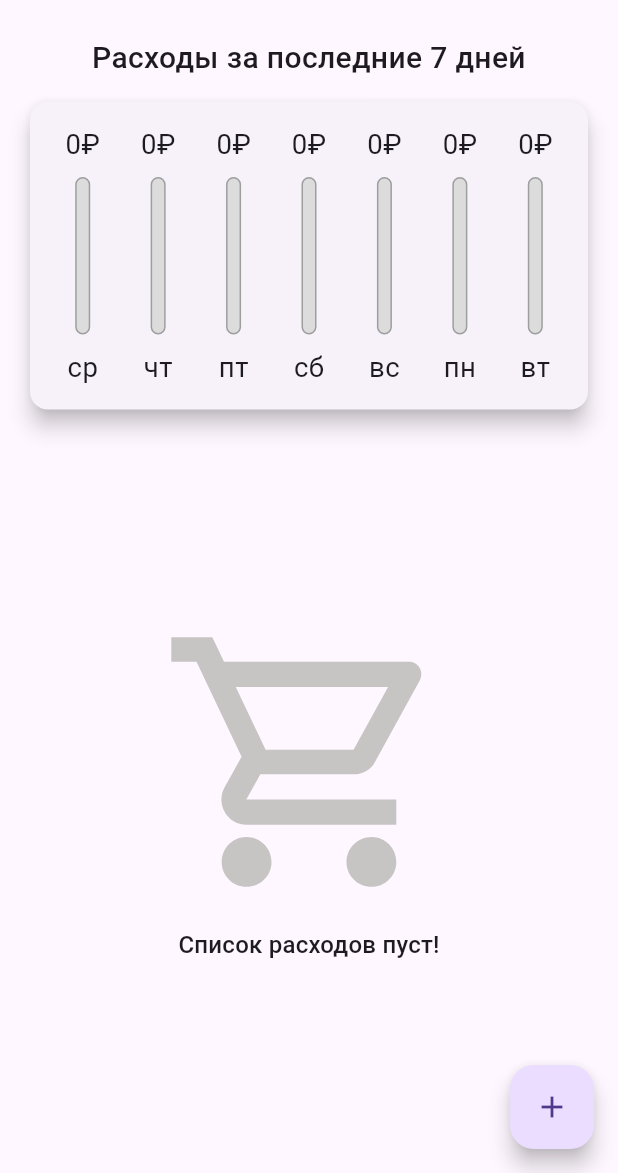
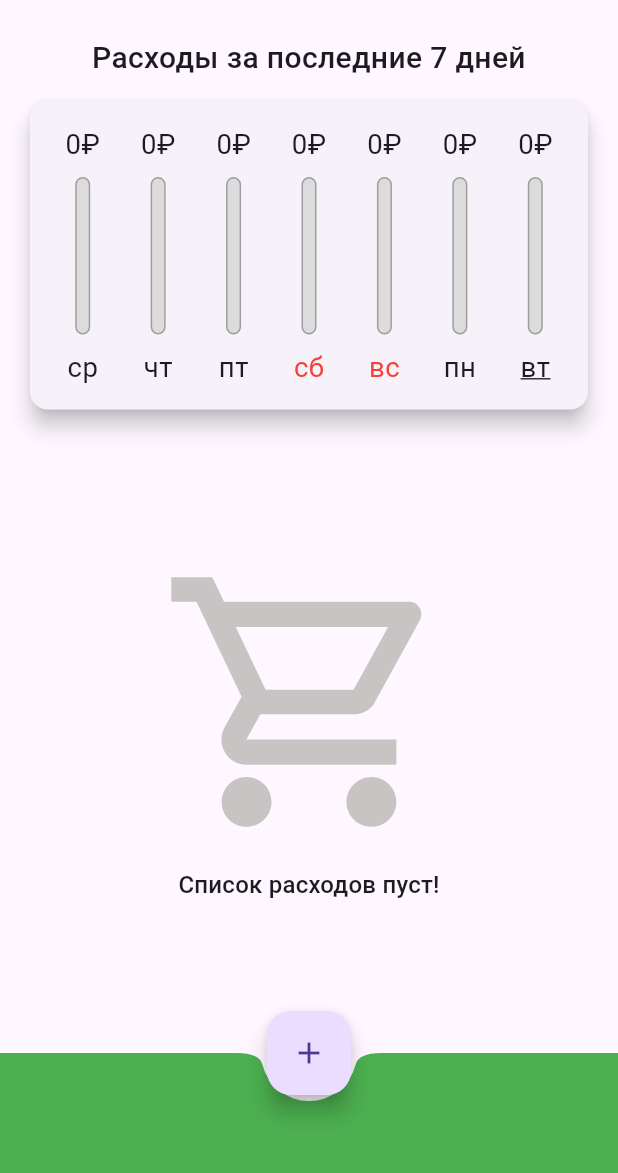
Before and after one commit to VKCreator/Personal_expenses_app, a Flutter app: the screen it shows after launch, on a phone screen of 412 x 824 dp, the part 63-1236 px from its top. Run offline on Flutter 3.47's test engine with Material 3 defaults, Android fonts, the phone set to English and light mode, and no system bars; our stand-ins replace flutter_native_splash, flutter_spinbox, sqflite; missing offline and left inert: dart:ffi, time_picker_widget; accounts and stored records are empty.

```diff
--- a/lib/chart.dart
+++ b/lib/chart.dart
@@ -1,13 +1,49 @@
+import 'dart:ffi';
+
 import 'package:flutter/material.dart';
 import 'package:intl/intl.dart';
 
 import './chart_bar.dart';
 import './transaction.dart';
 
+enum StateSum {
+  allSum,
+  sevenDaysSum,
+}
+
 class Chart extends StatelessWidget {
   final List<UserTransaction> recentTransactions;
+  StateSum st = StateSum.sevenDaysSum;
 
-  const Chart(this.recentTransactions, {super.key});
+  Chart(this.recentTransactions, this.st, {super.key});
+
+  List<Map<String, Object>> get allTransactionsValues {
+    Map<String, double> weekDaysSum = {
+      "пн": 0.0,
+      "вт": 0.0,
+      "ср": 0.0,
+      "чт": 0.0,
+      "пт": 0.0,
+      "сб": 0.0,
+      "вс": 0.0,
+    };
+
+    for (var i = 0; i < recentTransactions.length; ++i) {
+      String nameDay =
+          DateFormat.E('ru').format(recentTransactions[i].date).substring(0, 2);
+      weekDaysSum[nameDay] =
+          recentTransactions[i].amount + weekDaysSum[nameDay]!;
+    }
+
+    List<Map<String, Object>> listWeekDaysSum = [];
+    for (final key in weekDaysSum.keys) {
+      Map<String, Object> tmp = {'day': key, 'amount': weekDaysSum[key]!};
+
+      listWeekDaysSum.add(tmp);
+    }
+
+    return listWeekDaysSum;
+  }
 
   List<Map<String, Object>> get groupedTransactionsValues {
     return List.generate(7, (index) {
@@ -33,13 +69,20 @@ class Chart extends StatelessWidget {
   }
 
   double get totalSpending {
-    return groupedTransactionsValues.fold(0.0, (sum, item) {
+    List<Map<String, Object>> tmpLst = (st == StateSum.allSum)
+        ? allTransactionsValues
+        : groupedTransactionsValues;
+
+    return tmpLst.fold(0.0, (sum, item) {
       return sum + (item['amount'] as double);
     });
   }
 
   @override
   Widget build(BuildContext context) {
+    List<Map<String, Object>> tmpLst = (st == StateSum.allSum)
+        ? allTransactionsValues
+        : groupedTransactionsValues;
     return Card(
         elevation: 6,
         margin: const EdgeInsets.symmetric(vertical: 5, horizontal: 20),
@@ -47,7 +90,7 @@ class Chart extends StatelessWidget {
           padding: const EdgeInsets.all(10),
           child: Row(
             mainAxisAlignment: MainAxisAlignment.spaceAround,
-            children: groupedTransactionsValues.map((data) {
+            children: tmpLst.map((data) {
               return Flexible(
                   fit: FlexFit.tight,
                   child: Padding(
--- a/lib/chart_bar.dart
+++ b/lib/chart_bar.dart
@@ -1,4 +1,5 @@
 import 'package:flutter/material.dart';
+import 'package:intl/intl.dart';
 
 class ChartBar extends StatelessWidget {
   final String label;
@@ -7,6 +8,24 @@ class ChartBar extends StatelessWidget {
 
   const ChartBar(this.label, this.spendingAmount, this.spendingPctOfTotal,
       {super.key});
+
+  TextStyle _getHighlightLabel() {
+    TextStyle weekDayStyle = const TextStyle();
+    var isCurrentWeekDay =
+        DateFormat('EE', 'ru').format(DateTime.now()) == label;
+
+    if (label == "вс" || label == "сб") {
+      if (isCurrentWeekDay) {
+        weekDayStyle = const TextStyle(
+            color: Colors.red, decoration: TextDecoration.underline);
+      } else {
+        weekDayStyle = const TextStyle(color: Colors.red);
+      }
+    } else if (isCurrentWeekDay) {
+      weekDayStyle = const TextStyle(decoration: TextDecoration.underline);
+    }
+    return weekDayStyle;
+  }
 
   @override
   Widget build(BuildContext context) {
@@ -53,7 +72,7 @@ class ChartBar extends StatelessWidget {
             ),
             SizedBox(
               height: constraints.maxHeight * 0.15,
-              child: FittedBox(child: Text(label)),
+              child: FittedBox(child: Text(label, style: _getHighlightLabel())),
             ),
           ],
         );
--- a/lib/main.dart
+++ b/lib/main.dart
@@ -55,6 +55,7 @@ class _MyHomePageState extends State<MyHomePage> {
   List<UserTransaction> _userTransactions = [];
 
   bool _showChart = true;
+  StateSum _st = StateSum.sevenDaysSum;
 
   Future<bool> readDatabase() async {
     if (db == null) {
@@ -122,13 +123,21 @@ class _MyHomePageState extends State<MyHomePage> {
         MediaQuery.of(context).orientation == Orientation.landscape;
 
     return Scaffold(
+      floatingActionButtonLocation: FloatingActionButtonLocation.centerDocked,
       resizeToAvoidBottomInset: false,
       appBar: AppBar(
         title: const Text('Мои расходы'),
         actions: [
           PopupMenuButton(onSelected: (value) {
             setState(() {
-              _showChart = !_showChart;
+              if (value == "changeStateDiagram")
+                _showChart = !_showChart;
+              else {
+                if (_st == StateSum.allSum)
+                  _st = StateSum.sevenDaysSum;
+                else
+                  _st = StateSum.allSum;
+              }
             });
           }, itemBuilder: (BuildContext bc) {
             return [
@@ -136,9 +145,21 @@ class _MyHomePageState extends State<MyHomePage> {
                 value: "changeStateDiagram",
                 child: Text("${_showChart ? "Скрыть" : "Показать"} диаграмму"),
               ),
+              const PopupMenuItem(
+                value: "changeSumDiagram",
+                child: Text("Переключить диаграмму"),
+              ),
             ];
           })
         ],
+      ),
+      bottomNavigationBar: BottomAppBar(
+        // elevation: 5,
+        color: Colors.green,
+        shape: CircularNotchedRectangle(),
+        child: Container(
+          height: AppBar().preferredSize.height,
+        ),
       ),
       body: FutureBuilder<bool>(
         future: readDatabase(),
@@ -148,11 +169,14 @@ class _MyHomePageState extends State<MyHomePage> {
             final mediaQuery = MediaQuery.of(context);
 
             if (_showChart) {
-              children.add(const Padding(
-                  padding: EdgeInsets.symmetric(vertical: 10),
-                  child: Text("Расходы за последние 7 дней",
+              children.add(Padding(
+                  padding: const EdgeInsets.symmetric(vertical: 10),
+                  child: Text(
+                      _st == StateSum.sevenDaysSum
+                          ? "Расходы за последние 7 дней"
+                          : "Расходы за все время по дням недели",
                       textAlign: TextAlign.center,
-                      style: TextStyle(
+                      style: const TextStyle(
                           fontSize: 20, fontWeight: FontWeight.w500))));
               children.add(SizedBox(
                 // width: 500,
@@ -165,7 +189,7 @@ class _MyHomePageState extends State<MyHomePage> {
                             AppBar().preferredSize.height -
                             mediaQuery.padding.top) *
                         0.28,
-                child: Chart(_userTransactions),
+                child: Chart(_userTransactions, _st),
               ));
             }
             if (_userTransactions.isNotEmpty) {
@@ -194,6 +218,7 @@ class _MyHomePageState extends State<MyHomePage> {
           } else {
             children = [const CircularProgressIndicator()];
           }
+
           return isLandscape
               ? SingleChildScrollView(
                   child: Column(
```
Also changed, not shown: lib/transaction_dialog.dart (+31 -16 lines), 1 other file.
